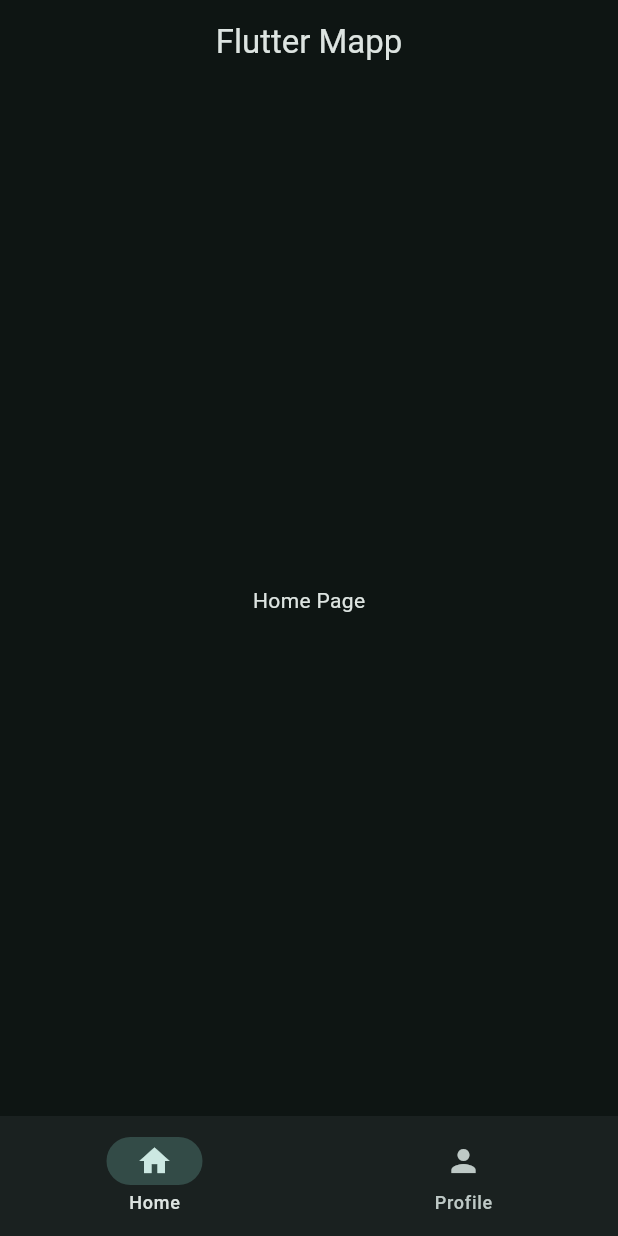
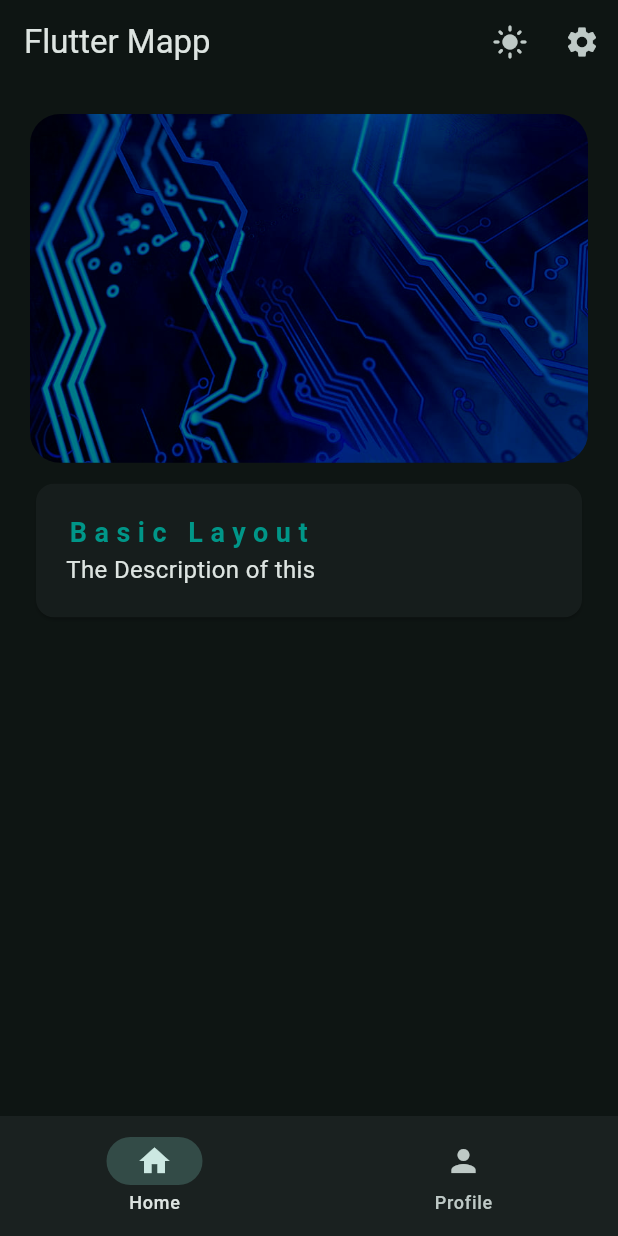
Before and after one commit to Vinicius-b-oliveira/flutter_mapp, a Flutter app: the WidgetTree screen opened directly, on a phone screen of 412 x 824 dp. Run offline on Flutter 3.47's test engine with Material 3 defaults, Android fonts, the phone set to English and light mode, and no system bars.

Commit message:
Segundo dia

```diff
--- /dev/null
+++ b/lib/data/constants.dart
@@ -0,0 +1,11 @@
+import 'package:flutter/material.dart';
+
+class KTextStyle {
+  static const TextStyle titleTealText = TextStyle(
+    color: Colors.teal,
+    fontSize: 18.0,
+    fontWeight: FontWeight.bold,
+    letterSpacing: 5,
+  );
+  static const TextStyle descriptionText = TextStyle(fontSize: 16.0);
+}
--- a/lib/data/notifiers.dart
+++ b/lib/data/notifiers.dart
@@ -1,3 +1,4 @@
 import 'package:flutter/material.dart';
 
 ValueNotifier<int> selectedPageNotifier = ValueNotifier(0);
+ValueNotifier<bool> isDarkThemeNotifier = ValueNotifier(true);
--- a/lib/views/pages/home_page.dart
+++ b/lib/views/pages/home_page.dart
@@ -1,10 +1,38 @@
 import 'package:flutter/material.dart';
+import 'package:flutter_course/data/constants.dart';
+import 'package:flutter_course/views/widgets/hero_widget.dart';
 
 class HomePage extends StatelessWidget {
   const HomePage({super.key});
 
   @override
   Widget build(BuildContext context) {
-    return Center(child: Text("Home Page"));
+    return Padding(
+      padding: EdgeInsets.all(20.0),
+      child: Column(
+        children: [
+          HeroWidget(),
+          Container(
+            padding: EdgeInsets.symmetric(vertical: 10.0),
+            width: double.infinity,
+            child: Card(
+              child: Padding(
+                padding: EdgeInsets.all(20.0),
+                child: Column(
+                  crossAxisAlignment: CrossAxisAlignment.start,
+                  children: [
+                    Text("Basic Layout", style: KTextStyle.titleTealText),
+                    Text(
+                      "The Description of this",
+                      style: KTextStyle.descriptionText,
+                    ),
+                  ],
+                ),
+              ),
+            ),
+          ),
+        ],
+      ),
+    );
   }
 }
--- a/lib/views/widget_tree.dart
+++ b/lib/views/widget_tree.dart
@@ -2,6 +2,7 @@ import 'package:flutter/material.dart';
 import 'package:flutter_course/data/notifiers.dart';
 import 'package:flutter_course/views/pages/home_page.dart';
 import 'package:flutter_course/views/pages/profile_page.dart';
+import 'package:flutter_course/views/pages/settings_page.dart';
 import 'package:flutter_course/views/widgets/navbar_widget.dart';
 
 List<Widget> pages = [HomePage(), ProfilePage()];
@@ -12,10 +13,36 @@ class WidgetTree extends StatelessWidget {
   @override
   Widget build(BuildContext context) {
     return Scaffold(
-      appBar: AppBar(title: Text("Flutter Mapp"), centerTitle: true),
+      appBar: AppBar(
+        title: const Text("Flutter Mapp"),
+        actions: [
+          IconButton(
+            onPressed: () {
+              isDarkThemeNotifier.value = !isDarkThemeNotifier.value;
+            },
+            icon: ValueListenableBuilder(
+              valueListenable: isDarkThemeNotifier,
+              builder: (BuildContext context, bool isDarkTheme, Widget? child) {
+                return Icon(isDarkTheme ? Icons.light_mode : Icons.dark_mode);
+              },
+            ),
+          ),
+          IconButton(
+            onPressed: () {
+              Navigator.push(
+                context,
+                MaterialPageRoute(
+                  builder: (context) => SettingsPage(title: "Settings"),
+                ),
+              );
+            },
+            icon: Icon(Icons.settings),
+          ),
+        ],
+      ),
       body: ValueListenableBuilder(
         valueListenable: selectedPageNotifier,
-        builder: (context, selectedPage, child) {
+        builder: (BuildContext context, int selectedPage, Widget? child) {
           return pages.elementAt(selectedPage);
         },
       ),
--- /dev/null
+++ b/lib/views/widgets/hero_widget.dart
@@ -0,0 +1,27 @@
+import 'package:flutter/material.dart';
+import 'package:flutter_course/data/notifiers.dart';
+
+class HeroWidget extends StatelessWidget {
+  const HeroWidget({super.key});
+
+  @override
+  Widget build(BuildContext context) {
+    return Hero(
+      tag: 'hero1',
+      child: ClipRRect(
+        borderRadius: BorderRadius.circular(20.0),
+        child: ValueListenableBuilder(
+          valueListenable: isDarkThemeNotifier,
+          builder: (BuildContext context, bool isDarkTheme, Widget? child) {
+            return Image.asset(
+              'assets/images/welcome.jpg',
+              color: Colors.teal,
+              colorBlendMode:
+                  isDarkTheme ? BlendMode.darken : BlendMode.lighten,
+            );
+          },
+        ),
+      ),
+    );
+  }
+}
```
Also changed, not shown: lib/main.dart (+9 -3 lines), lib/views/pages/profile_page.dart (+19 -1 lines), lib/views/pages/settings_page.dart (added, +161 -0 lines), lib/views/pages/welcome_page.dart (added, +31 -0 lines), assets/images/welcome.jpg (added).
